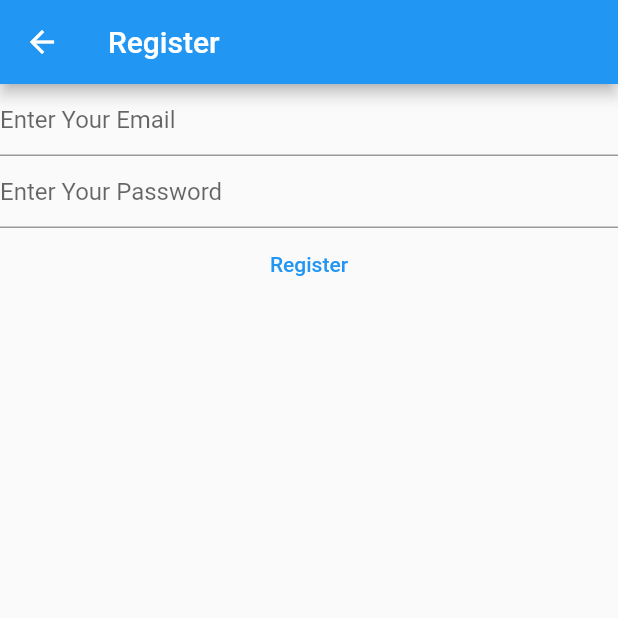
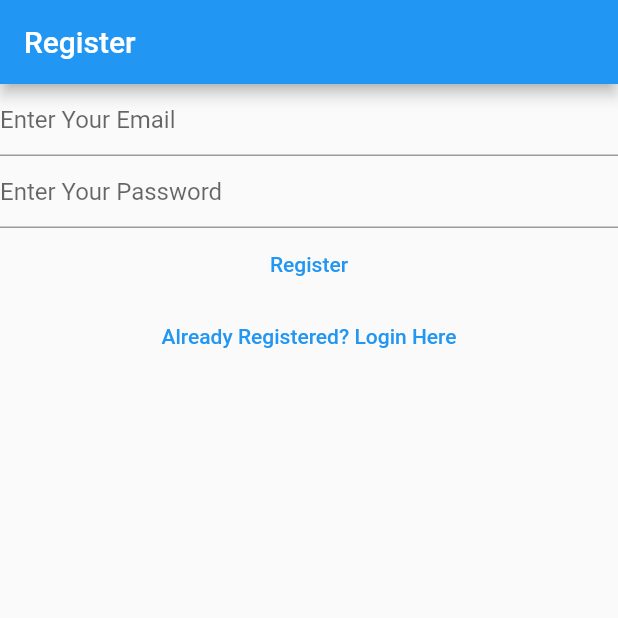
Before and after one commit to fabian-emmanuel/noteefy-flutter-app, a Flutter app: the RegisterView screen opened directly, on a phone screen of 412 x 824 dp, the top half of it. Run offline on Flutter 3.47's test engine with Material 2 defaults, Android fonts, the phone set to English and light mode, and no system bars; our stand-ins replace firebase_auth, firebase_core; accounts and stored records are empty.

Commit message:
update views and add routes

```diff
--- a/lib/main.dart
+++ b/lib/main.dart
@@ -1,12 +1,10 @@
 
-import 'package:firebase_auth/firebase_auth.dart';
-import 'package:firebase_core/firebase_core.dart';
+
 import 'package:flutter/material.dart';
 import 'package:noteefy/views/home_page.dart';
 import 'package:noteefy/views/login_view.dart';
 import 'package:noteefy/views/register_view.dart';
 
-import 'firebase_options.dart';
 
 void main() {
   WidgetsFlutterBinding.ensureInitialized();
@@ -16,5 +14,9 @@
       primarySwatch: Colors.blue,
     ),
     home: const HomePage(),
+    routes: {
+      '/login/': (context) => const LoginView(),
+      '/register/': (context) => const RegisterView()
+    },
   ));
 }
--- a/lib/views/register_view.dart
+++ b/lib/views/register_view.dart
@@ -35,13 +35,7 @@
       appBar: AppBar(
         title: const Text('Register'),
       ),
-      body: FutureBuilder(
-        future: Firebase.initializeApp(
-            options: DefaultFirebaseOptions.currentPlatform),
-        builder: (context, snapshot) {
-          switch (snapshot.connectionState){
-            case ConnectionState.done:
-              return Column(
+      body: Column(
         children: [
           TextField(
             enableSuggestions: false,
@@ -69,22 +63,25 @@
                         email: email, password: password);
                 print(userCredentials);
               } on FirebaseAuthException catch (e) {
-                          if(e.code == 'weak-password'){
+                if (e.code == 'weak-password') {
                   print('Your password is weak');
-                          } else if(e.code == 'email-already-in-use'){
+                } else if (e.code == 'email-already-in-use') {
                   print('Email already in use!');
-                          } else if (e.code == 'invalid-email'){
+                } else if (e.code == 'invalid-email') {
                   print('Email is invalid!');
                 }
               }
             },
-                      child: const Text('Register')),
+            child: const Text('Register'),
+          ),
+          TextButton(
+            onPressed: () {
+              Navigator.of(context)
+                  .pushNamedAndRemoveUntil('/login/', (route) => false);
+            },
+            child: const Text('Already Registered? Login Here'),
+          )
         ],
-              );
-            default:
-              return const Text('Loading...');
-          }
-        },
       ),
     );
   }
```
Also changed, not shown: lib/views/home_page.dart (+12 -11 lines), lib/views/login_view.dart (+10 -17 lines), lib/views/verify_email_view.dart (added, +27 -0 lines). Lines whose indentation alone changed are shown as unchanged.
